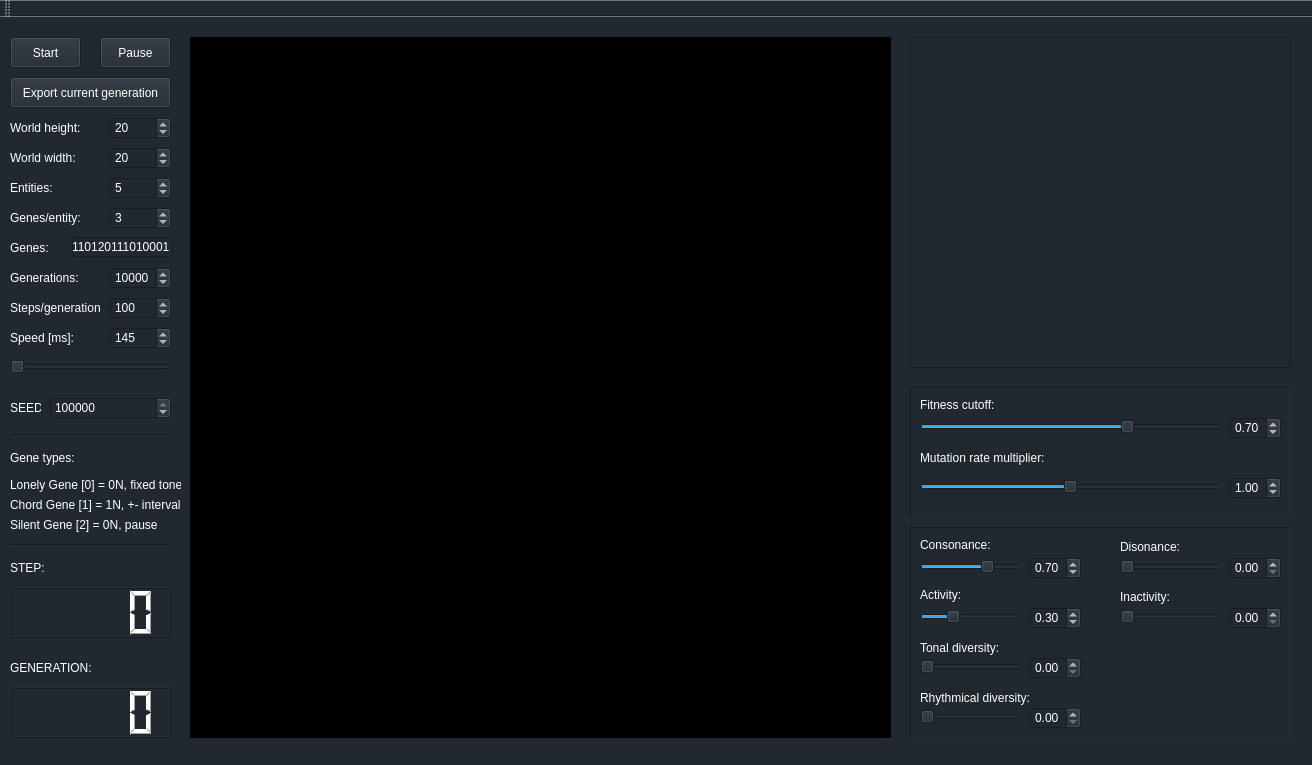
Before: the Qt Designer form maingui.ui in redmoo/TakeArtificialFive, drawn with Qt 5.
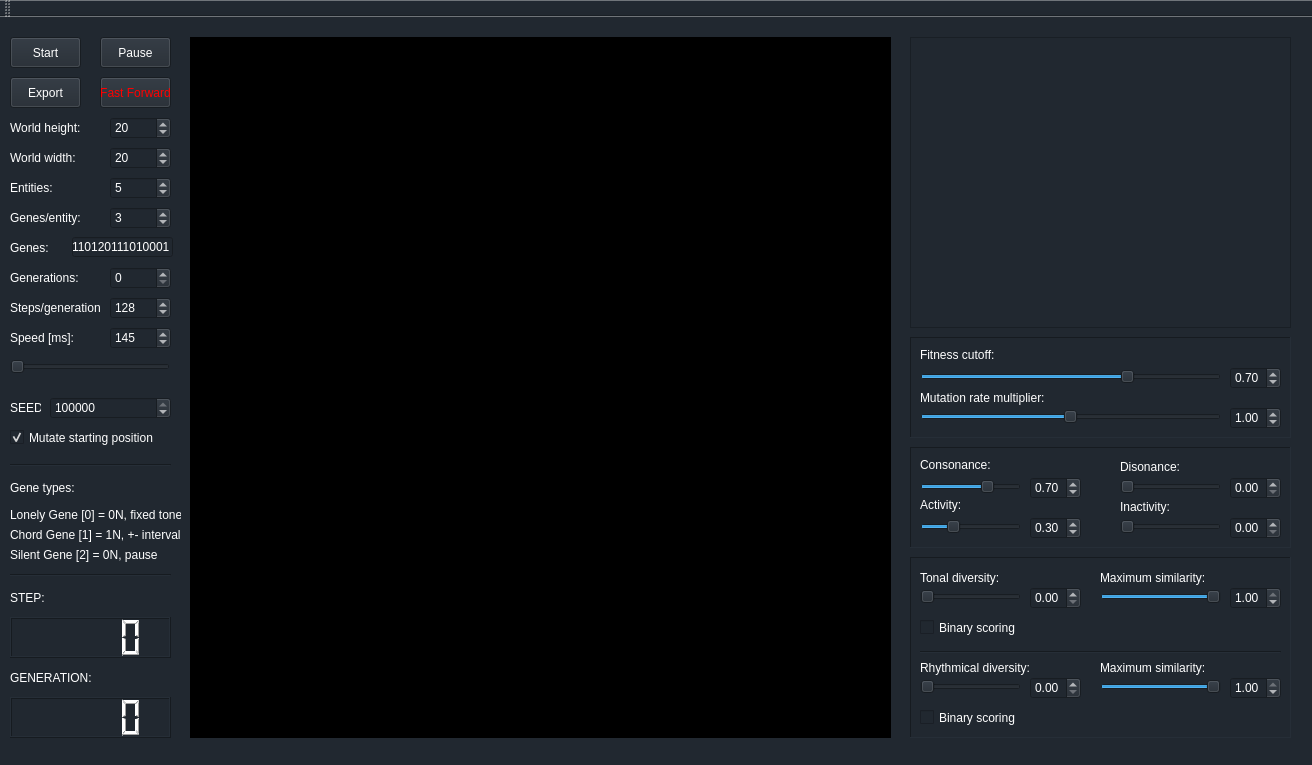
After: the same form once the commit is applied. Custom widgets are drawn as their Qt base class.

Commit message: Gui controls for rhythm and tonal control binded. Checkboxes added for binary evaluation. [#4]

Patch:
```diff
--- a/maingui.ui
+++ b/maingui.ui
@@ -158,7 +158,7 @@
      <number>999999999</number>
     </property>
     <property name="value">
-     <number>10000</number>
+     <number>0</number>
     </property>
    </widget>
    <widget class="QSpinBox" name="stepsSpinBox">
@@ -177,7 +177,7 @@
      <number>1000</number>
     </property>
     <property name="value">
-     <number>100</number>
+     <number>128</number>
     </property>
    </widget>
    <widget class="QSpinBox" name="speedSpinBox">
@@ -315,9 +315,9 @@
     <property name="geometry">
      <rect>
       <x>10</x>
-      <y>570</y>
+      <y>600</y>
       <width>161</width>
-      <height>51</height>
+      <height>41</height>
      </rect>
     </property>
     <property name="styleSheet">
@@ -328,7 +328,7 @@
     <property name="geometry">
      <rect>
       <x>10</x>
-      <y>540</y>
+      <y>570</y>
       <width>71</width>
       <height>21</height>
      </rect>
@@ -344,7 +344,7 @@
     <property name="geometry">
      <rect>
       <x>10</x>
-      <y>640</y>
+      <y>650</y>
       <width>91</width>
       <height>21</height>
      </rect>
@@ -360,9 +360,9 @@
     <property name="geometry">
      <rect>
       <x>10</x>
-      <y>670</y>
+      <y>680</y>
       <width>161</width>
-      <height>51</height>
+      <height>41</height>
      </rect>
     </property>
     <property name="styleSheet">
@@ -430,7 +430,7 @@
     <property name="geometry">
      <rect>
       <x>10</x>
-      <y>410</y>
+      <y>440</y>
       <width>161</width>
       <height>16</height>
      </rect>
@@ -448,7 +448,7 @@
       <x>910</x>
       <y>20</y>
       <width>381</width>
-      <height>331</height>
+      <height>291</height>
      </rect>
     </property>
     <property name="styleSheet">
@@ -460,7 +460,7 @@
      <rect>
       <x>10</x>
       <y>60</y>
-      <width>161</width>
+      <width>71</width>
       <height>31</height>
      </rect>
     </property>
@@ -468,7 +468,7 @@
      <string notr="true">color: rgb(255, 255, 255);</string>
     </property>
     <property name="text">
-     <string>Export current generation</string>
+     <string>Export</string>
     </property>
     <property name="checkable">
      <bool>true</bool>
@@ -478,7 +478,7 @@
     <property name="geometry">
      <rect>
       <x>10</x>
-      <y>520</y>
+      <y>550</y>
       <width>161</width>
       <height>16</height>
      </rect>
@@ -523,7 +523,7 @@
     <property name="geometry">
      <rect>
       <x>10</x>
-      <y>430</y>
+      <y>460</y>
       <width>111</width>
       <height>21</height>
      </rect>
@@ -539,7 +539,7 @@
     <property name="geometry">
      <rect>
       <x>10</x>
-      <y>460</y>
+      <y>490</y>
       <width>171</width>
       <height>16</height>
      </rect>
@@ -555,7 +555,7 @@
     <property name="geometry">
      <rect>
       <x>10</x>
-      <y>480</y>
+      <y>510</y>
       <width>171</width>
       <height>16</height>
      </rect>
@@ -571,7 +571,7 @@
     <property name="geometry">
      <rect>
       <x>10</x>
-      <y>500</y>
+      <y>530</y>
       <width>171</width>
       <height>16</height>
      </rect>
@@ -587,9 +587,9 @@
     <property name="geometry">
      <rect>
       <x>910</x>
-      <y>370</y>
+      <y>320</y>
       <width>381</width>
-      <height>131</height>
+      <height>101</height>
      </rect>
     </property>
     <property name="frameShape">
@@ -602,7 +602,7 @@
      <property name="geometry">
       <rect>
        <x>10</x>
-       <y>60</y>
+       <y>50</y>
        <width>131</width>
        <height>21</height>
       </rect>
@@ -656,7 +656,7 @@
      <property name="geometry">
       <rect>
        <x>320</x>
-       <y>90</y>
+       <y>70</y>
        <width>51</width>
        <height>22</height>
       </rect>
@@ -703,7 +703,7 @@
      <property name="geometry">
       <rect>
        <x>10</x>
-       <y>90</y>
+       <y>70</y>
        <width>301</width>
        <height>19</height>
       </rect>
@@ -723,9 +723,9 @@
     <property name="geometry">
      <rect>
       <x>910</x>
-      <y>510</y>
+      <y>430</y>
       <width>381</width>
-      <height>211</height>
+      <height>101</height>
      </rect>
     </property>
     <property name="frameShape">
@@ -734,27 +734,11 @@
     <property name="frameShadow">
      <enum>QFrame::Sunken</enum>
     </property>
-    <widget class="QSlider" name="rhythmicalSlider">
-     <property name="geometry">
-      <rect>
-       <x>10</x>
-       <y>180</y>
-       <width>101</width>
-       <height>19</height>
-      </rect>
-     </property>
-     <property name="maximum">
-      <number>100</number>
-     </property>
-     <property name="orientation">
-      <enum>Qt::Horizontal</enum>
-     </property>
-    </widget>
     <widget class="QSlider" name="activitySlider">
      <property name="geometry">
       <rect>
        <x>10</x>
-       <y>80</y>
+       <y>70</y>
        <width>101</width>
        <height>19</height>
       </rect>
@@ -776,7 +760,7 @@
      <property name="geometry">
       <rect>
        <x>320</x>
-       <y>80</y>
+       <y>70</y>
        <width>51</width>
        <height>22</height>
       </rect>
@@ -791,22 +775,6 @@
       <double>0.010000000000000</double>
      </property>
     </widget>
-    <widget class="QSlider" name="tonalSlider">
-     <property name="geometry">
-      <rect>
-       <x>10</x>
-       <y>130</y>
-       <width>101</width>
-       <height>19</height>
-      </rect>
-     </property>
-     <property name="maximum">
-      <number>100</number>
-     </property>
-     <property name="orientation">
-      <enum>Qt::Horizontal</enum>
-     </property>
-    </widget>
     <widget class="QDoubleSpinBox" name="activitySpinBox">
      <property name="enabled">
       <bool>false</bool>
@@ -814,7 +782,7 @@
      <property name="geometry">
       <rect>
        <x>120</x>
-       <y>80</y>
+       <y>70</y>
        <width>51</width>
        <height>22</height>
       </rect>
@@ -870,44 +838,6 @@
       <enum>Qt::Horizontal</enum>
      </property>
     </widget>
-    <widget class="QDoubleSpinBox" name="tonalSpinBox">
-     <property name="enabled">
-      <bool>false</bool>
-     </property>
-     <property name="geometry">
-      <rect>
-       <x>120</x>
-       <y>130</y>
-       <width>51</width>
-       <height>22</height>
-      </rect>
-     </property>
-     <property name="styleSheet">
-      <string notr="true">color: rgb(255, 255, 255);</string>
-     </property>
-     <property name="maximum">
-      <double>1.000000000000000</double>
-     </property>
-     <property name="singleStep">
-      <double>0.010000000000000</double>
-     </property>
-    </widget>
-    <widget class="QLabel" name="label_22">
-     <property name="geometry">
-      <rect>
-       <x>10</x>
-       <y>160</y>
-       <width>121</width>
-       <height>21</height>
-      </rect>
-     </property>
-     <property name="styleSheet">
-      <string notr="true">color: rgb(255, 255, 255);</string>
-     </property>
-     <property name="text">
-      <string>Rhythmical diversity:</string>
-     </property>
-    </widget>
     <widget class="QLabel" name="label_15">
      <property name="geometry">
       <rect>
@@ -924,33 +854,11 @@
       <string>Disonance:</string>
      </property>
     </widget>
-    <widget class="QDoubleSpinBox" name="rhythmicalSpinBox">
-     <property name="enabled">
-      <bool>false</bool>
-     </property>
-     <property name="geometry">
-      <rect>
-       <x>120</x>
-       <y>180</y>
-       <width>51</width>
-       <height>22</height>
-      </rect>
-     </property>
-     <property name="styleSheet">
-      <string notr="true">color: rgb(255, 255, 255);</string>
-     </property>
-     <property name="maximum">
-      <double>1.000000000000000</double>
-     </property>
-     <property name="singleStep">
-      <double>0.010000000000000</double>
-     </property>
-    </widget>
     <widget class="QLabel" name="label_16">
      <property name="geometry">
       <rect>
        <x>210</x>
-       <y>60</y>
+       <y>50</y>
        <width>81</width>
        <height>20</height>
       </rect>
@@ -962,22 +870,6 @@
       <string>Inactivity:</string>
      </property>
     </widget>
-    <widget class="QLabel" name="label_21">
-     <property name="geometry">
-      <rect>
-       <x>10</x>
-       <y>110</y>
-       <width>101</width>
-       <height>21</height>
-      </rect>
-     </property>
-     <property name="styleSheet">
-      <string notr="true">color: rgb(255, 255, 255);</string>
-     </property>
-     <property name="text">
-      <string>Tonal diversity:</string>
-     </property>
-    </widget>
     <widget class="QDoubleSpinBox" name="consonanceSpinBox">
      <property name="enabled">
       <bool>false</bool>
@@ -1007,7 +899,7 @@
      <property name="geometry">
       <rect>
        <x>10</x>
-       <y>60</y>
+       <y>50</y>
        <width>101</width>
        <height>16</height>
       </rect>
@@ -1023,7 +915,7 @@
      <property name="geometry">
       <rect>
        <x>210</x>
-       <y>80</y>
+       <y>70</y>
        <width>101</width>
        <height>19</height>
       </rect>
@@ -1065,6 +957,355 @@
      </property>
      <property name="value">
       <number>70</number>
+     </property>
+     <property name="orientation">
+      <enum>Qt::Horizontal</enum>
+     </property>
+    </widget>
+    <zorder>activitySlider</zorder>
+    <zorder>inactivitySpinBox</zorder>
+    <zorder>activitySpinBox</zorder>
+    <zorder>disonanceSpinBox</zorder>
+    <zorder>disonanceSlider</zorder>
+    <zorder>label_15</zorder>
+    <zorder>label_16</zorder>
+    <zorder>consonanceSpinBox</zorder>
+    <zorder>label_13</zorder>
+    <zorder>inactivitySlider</zorder>
+    <zorder>label_12</zorder>
+    <zorder>consonanceSlider</zorder>
+    <zorder>frame_2</zorder>
+   </widget>
+   <widget class="QCheckBox" name="positionCheckBox">
+    <property name="geometry">
+     <rect>
+      <x>10</x>
+      <y>410</y>
+      <width>161</width>
+      <height>21</height>
+     </rect>
+    </property>
+    <property name="styleSheet">
+     <string notr="true">color: rgb(255, 255, 255);</string>
+    </property>
+    <property name="text">
+     <string>Mutate starting position</string>
+    </property>
+    <property name="checked">
+     <bool>true</bool>
+    </property>
+    <property name="tristate">
+     <bool>false</bool>
+    </property>
+   </widget>
+   <widget class="QPushButton" name="fastForwardButton">
+    <property name="geometry">
+     <rect>
+      <x>100</x>
+      <y>60</y>
+      <width>71</width>
+      <height>31</height>
+     </rect>
+    </property>
+    <property name="styleSheet">
+     <string notr="true">color: rgb(255, 0, 0);</string>
+    </property>
+    <property name="text">
+     <string>Fast Forward</string>
+    </property>
+    <property name="checkable">
+     <bool>true</bool>
+    </property>
+   </widget>
+   <widget class="QFrame" name="frame_4">
+    <property name="geometry">
+     <rect>
+      <x>910</x>
+      <y>540</y>
+      <width>381</width>
+      <height>181</height>
+     </rect>
+    </property>
+    <property name="frameShape">
+     <enum>QFrame::Panel</enum>
+    </property>
+    <property name="frameShadow">
+     <enum>QFrame::Sunken</enum>
+    </property>
+    <widget class="QLabel" name="label_22">
+     <property name="geometry">
+      <rect>
+       <x>10</x>
+       <y>100</y>
+       <width>121</width>
+       <height>21</height>
+      </rect>
+     </property>
+     <property name="styleSheet">
+      <string notr="true">color: rgb(255, 255, 255);</string>
+     </property>
+     <property name="text">
+      <string>Rhythmical diversity:</string>
+     </property>
+    </widget>
+    <widget class="QLabel" name="label_21">
+     <property name="geometry">
+      <rect>
+       <x>10</x>
+       <y>10</y>
+       <width>101</width>
+       <height>21</height>
+      </rect>
+     </property>
+     <property name="styleSheet">
+      <string notr="true">color: rgb(255, 255, 255);</string>
+     </property>
+     <property name="text">
+      <string>Tonal diversity:</string>
+     </property>
+    </widget>
+    <widget class="QDoubleSpinBox" name="rhythmicalSpinBox">
+     <property name="enabled">
+      <bool>false</bool>
+     </property>
+     <property name="geometry">
+      <rect>
+       <x>120</x>
+       <y>120</y>
+       <width>51</width>
+       <height>22</height>
+      </rect>
+     </property>
+     <property name="styleSheet">
+      <string notr="true">color: rgb(255, 255, 255);</string>
+     </property>
+     <property name="maximum">
+      <double>1.000000000000000</double>
+     </property>
+     <property name="singleStep">
+      <double>0.010000000000000</double>
+     </property>
+    </widget>
+    <widget class="QSlider" name="rhythmicalSlider">
+     <property name="geometry">
+      <rect>
+       <x>10</x>
+       <y>120</y>
+       <width>101</width>
+       <height>19</height>
+      </rect>
+     </property>
+     <property name="maximum">
+      <number>100</number>
+     </property>
+     <property name="orientation">
+      <enum>Qt::Horizontal</enum>
+     </property>
+    </widget>
+    <widget class="QSlider" name="tonalSlider">
+     <property name="geometry">
+      <rect>
+       <x>10</x>
+       <y>30</y>
+       <width>101</width>
+       <height>19</height>
+      </rect>
+     </property>
+     <property name="maximum">
+      <number>100</number>
+     </property>
+     <property name="orientation">
+      <enum>Qt::Horizontal</enum>
+     </property>
+    </widget>
+    <widget class="QDoubleSpinBox" name="tonalSpinBox">
+     <property name="enabled">
+      <bool>false</bool>
+     </property>
+     <property name="geometry">
+      <rect>
+       <x>120</x>
+       <y>30</y>
+       <width>51</width>
+       <height>22</height>
+      </rect>
+     </property>
+     <property name="styleSheet">
+      <string notr="true">color: rgb(255, 255, 255);</string>
+     </property>
+     <property name="maximum">
+      <double>1.000000000000000</double>
+     </property>
+     <property name="singleStep">
+      <double>0.010000000000000</double>
+     </property>
+    </widget>
+    <widget class="QSlider" name="tonalMaxSlider">
+     <property name="geometry">
+      <rect>
+       <x>190</x>
+       <y>30</y>
+       <width>121</width>
+       <height>20</height>
+      </rect>
+     </property>
+     <property name="minimum">
+      <number>1</number>
+     </property>
+     <property name="maximum">
+      <number>100</number>
+     </property>
+     <property name="value">
+      <number>100</number>
+     </property>
+     <property name="orientation">
+      <enum>Qt::Horizontal</enum>
+     </property>
+    </widget>
+    <widget class="QLabel" name="label_24">
+     <property name="geometry">
+      <rect>
+       <x>190</x>
+       <y>10</y>
+       <width>131</width>
+       <height>21</height>
+      </rect>
+     </property>
+     <property name="styleSheet">
+      <string notr="true">color: rgb(255, 255, 255);</string>
+     </property>
+     <property name="text">
+      <string>Maximum similarity:</string>
+     </property>
+    </widget>
+    <widget class="QDoubleSpinBox" name="tonalMaxSpinBox">
+     <property name="geometry">
+      <rect>
+       <x>320</x>
+       <y>30</y>
+       <width>51</width>
+       <height>22</height>
+      </rect>
+     </property>
+     <property name="styleSheet">
+      <string notr="true">color: rgb(255, 255, 255);</string>
+     </property>
+     <property name="minimum">
+      <double>0.010000000000000</double>
+     </property>
+     <property name="maximum">
+      <double>1.000000000000000</double>
+     </property>
+     <property name="singleStep">
+      <double>0.010000000000000</double>
+     </property>
+     <property name="value">
+      <double>1.000000000000000</double>
+     </property>
+    </widget>
+    <widget class="QCheckBox" name="tonalBinaryCheckBox">
+     <property name="geometry">
+      <rect>
+       <x>10</x>
+       <y>60</y>
+       <width>151</width>
+       <height>21</height>
+      </rect>
+     </property>
+     <property name="styleSheet">
+      <string notr="true">color: rgb(255, 255, 255);</string>
+     </property>
+     <property name="text">
+      <string>Binary scoring</string>
+     </property>
+    </widget>
+    <widget class="QCheckBox" name="rhythmicalBinaryCheckBox">
+     <property name="geometry">
+      <rect>
+       <x>10</x>
+       <y>150</y>
+       <width>121</width>
+       <height>21</height>
+      </rect>
+     </property>
+     <property name="styleSheet">
+      <string notr="true">color: rgb(255, 255, 255);</string>
+     </property>
+     <property name="text">
+      <string>Binary scoring</string>
+     </property>
+    </widget>
+    <widget class="QSlider" name="rhythmicalMaxSlider">
+     <property name="geometry">
+      <rect>
+       <x>190</x>
+       <y>120</y>
+       <width>121</width>
+       <height>19</height>
+      </rect>
+     </property>
+     <property name="minimum">
+      <number>1</number>
+     </property>
+     <property name="maximum">
+      <number>100</number>
+     </property>
+     <property name="value">
+      <number>100</number>
+     </property>
+     <property name="orientation">
+      <enum>Qt::Horizontal</enum>
+     </property>
+    </widget>
+    <widget class="QDoubleSpinBox" name="rhythmicalMaxSpinBox">
+     <property name="geometry">
+      <rect>
+       <x>320</x>
+       <y>120</y>
+       <width>51</width>
+       <height>22</height>
+      </rect>
+     </property>
+     <property name="styleSheet">
+      <string notr="true">color: rgb(255, 255, 255);</string>
+     </property>
+     <property name="minimum">
+      <double>0.010000000000000</double>
+     </property>
+     <property name="maximum">
+      <double>1.000000000000000</double>
+     </property>
+     <property name="singleStep">
+      <double>0.010000000000000</double>
+     </property>
+     <property name="value">
+      <double>1.000000000000000</double>
+     </property>
+    </widget>
+    <widget class="QLabel" name="label_25">
+     <property name="geometry">
+      <rect>
+       <x>190</x>
+       <y>100</y>
+       <width>121</width>
+       <height>21</height>
+      </rect>
+     </property>
+     <property name="styleSheet">
+      <string notr="true">color: rgb(255, 255, 255);</string>
+     </property>
+     <property name="text">
+      <string>Maximum similarity:</string>
+     </property>
+    </widget>
+    <widget class="Line" name="line_3">
+     <property name="geometry">
+      <rect>
+       <x>10</x>
+       <y>85</y>
+       <width>361</width>
+       <height>21</height>
+      </rect>
      </property>
      <property name="orientation">
       <enum>Qt::Horizontal</enum>
```
The commit also changes 2 other files.
